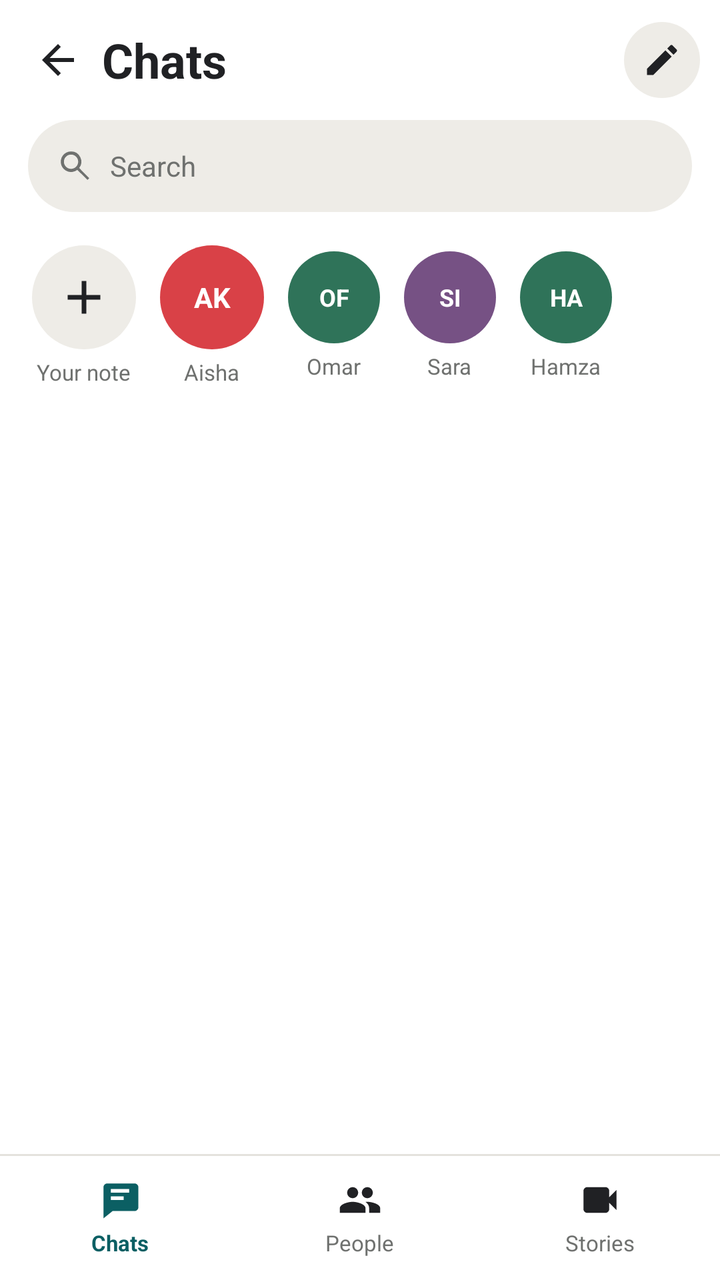
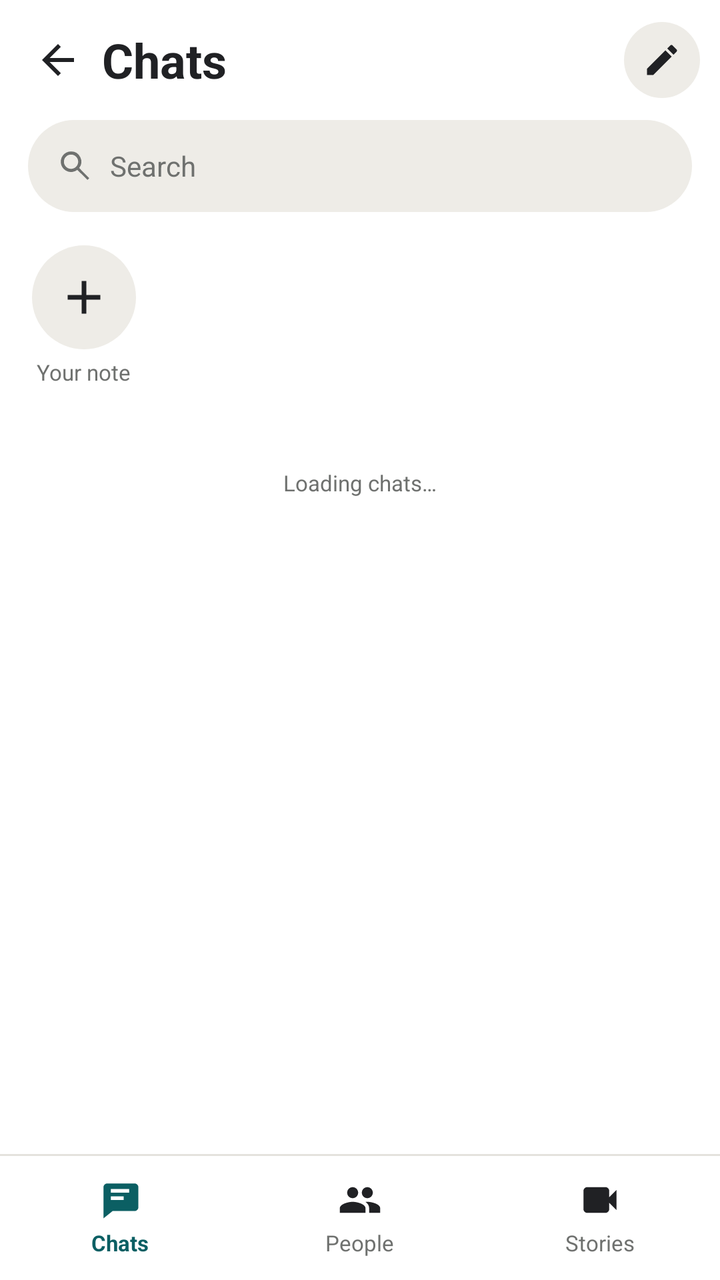

Two renders of the same Android screen: before a commit and after it. Below are the layout's source before the change and the commit's diff.
<!-- AndroidManifest.xml: application theme Theme.Kinnect -->
<!-- res/layout/activity_chats.xml -->
<?xml version="1.0" encoding="utf-8"?>
<LinearLayout
    xmlns:android="http://schemas.android.com/apk/res/android"
    android:layout_width="match_parent"
    android:layout_height="match_parent"
    android:background="@color/white"
    android:orientation="vertical">

    <LinearLayout
        android:layout_width="match_parent"
        android:layout_height="60dp"
        android:gravity="center_vertical"
        android:paddingStart="7dp"
        android:paddingEnd="10dp">

        <ImageView
            android:id="@+id/backButton"
            android:layout_width="44dp"
            android:layout_height="44dp"
            android:contentDescription="Back"
            android:padding="10dp"
            android:src="@drawable/ic_back" />

        <TextView
            style="@style/Title"
            android:layout_width="0dp"
            android:layout_height="wrap_content"
            android:layout_weight="1"
            android:text="Chats" />

        <ImageView
            android:layout_width="38dp"
            android:layout_height="38dp"
            android:background="@drawable/circle_soft"
            android:contentDescription="Compose"
            android:padding="9dp"
            android:src="@drawable/ic_edit" />

    </LinearLayout>

    <LinearLayout
        android:layout_width="match_parent"
        android:layout_height="46dp"
        android:layout_marginHorizontal="14dp"
        android:background="@drawable/input_pill"
        android:gravity="center_vertical"
        android:paddingHorizontal="14dp">

        <ImageView
            android:layout_width="19dp"
            android:layout_height="19dp"
            android:src="@drawable/ic_search"
            android:tint="@color/text_secondary" />

        <TextView
            style="@style/Body"
            android:layout_width="match_parent"
            android:layout_height="match_parent"
            android:layout_marginStart="8dp"
            android:gravity="center_vertical"
            android:text="Search"
            android:textColor="@color/text_secondary" />

    </LinearLayout>

    <HorizontalScrollView
        android:layout_width="match_parent"
        android:layout_height="104dp"
        android:scrollbars="none">

        <LinearLayout
            android:layout_width="wrap_content"
            android:layout_height="match_parent"
            android:gravity="center_vertical"
            android:paddingHorizontal="10dp">

            <LinearLayout
                android:layout_width="64dp"
                android:layout_height="match_parent"
                android:gravity="center"
                android:orientation="vertical">

                <ImageView
                    android:layout_width="52dp"
                    android:layout_height="52dp"
                    android:background="@drawable/circle_soft"
                    android:padding="12dp"
                    android:src="@drawable/ic_add" />

                <TextView
                    style="@style/Meta"
                    android:layout_width="wrap_content"
                    android:layout_height="wrap_content"
                    android:layout_marginTop="4dp"
                    android:text="Your note" />

            </LinearLayout>

            <LinearLayout
                android:layout_width="64dp"
                android:layout_height="match_parent"
                android:gravity="center"
                android:orientation="vertical">

                <TextView
                    style="@style/Avatar"
                    android:layout_width="52dp"
                    android:layout_height="52dp"
                    android:background="@drawable/circle_red"
                    android:text="AK"
                    android:textSize="14sp" />

                <TextView
                    style="@style/Meta"
                    android:layout_width="wrap_content"
                    android:layout_height="wrap_content"
                    android:layout_marginTop="4dp"
                    android:text="Aisha" />

            </LinearLayout>

            <LinearLayout
                android:layout_width="58dp"
                android:layout_height="match_parent"
                android:gravity="center"
                android:orientation="vertical">

                <TextView
                    style="@style/Avatar"
                    android:layout_width="46dp"
                    android:layout_height="46dp"
                    android:background="@drawable/circle_green"
                    android:text="OF"
                    android:textSize="12sp" />

                <TextView
                    style="@style/Meta"
                    android:layout_width="wrap_content"
                    android:layout_height="wrap_content"
                    android:layout_marginTop="4dp"
                    android:text="Omar" />

            </LinearLayout>

            <LinearLayout
                android:layout_width="58dp"
                android:layout_height="match_parent"
                android:gravity="center"
                android:orientation="vertical">

                <TextView
                    style="@style/Avatar"
                    android:layout_width="46dp"
                    android:layout_height="46dp"
                    android:background="@drawable/circle_purple"
                    android:text="SI"
                    android:textSize="12sp" />

                <TextView
                    style="@style/Meta"
                    android:layout_width="wrap_content"
                    android:layout_height="wrap_content"
                    android:layout_marginTop="4dp"
                    android:text="Sara" />

            </LinearLayout>

            <LinearLayout
                android:layout_width="58dp"
                android:layout_height="match_parent"
                android:gravity="center"
                android:orientation="vertical">

                <TextView
                    style="@style/Avatar"
                    android:layout_width="46dp"
                    android:layout_height="46dp"
                    android:background="@drawable/circle_green"
                    android:text="HA"
                    android:textSize="12sp" />

                <TextView
                    style="@style/Meta"
                    android:layout_width="wrap_content"
                    android:layout_height="wrap_content"
                    android:layout_marginTop="4dp"
                    android:text="Hamza" />

            </LinearLayout>

        </LinearLayout>

    </HorizontalScrollView>

    <ScrollView
        android:id="@+id/sampleChatsScroll"
        android:layout_width="match_parent"
        android:layout_height="0dp"
        android:layout_weight="1"
        android:visibility="gone">

        <LinearLayout
            android:layout_width="match_parent"
            android:layout_height="wrap_content"
            android:orientation="vertical"
            android:paddingHorizontal="14dp">

            <LinearLayout
                android:id="@+id/chatButton"
                android:layout_width="match_parent"
                android:layout_height="74dp"
                android:gravity="center_vertical">

                <TextView
                    style="@style/Avatar"
                    android:layout_width="54dp"
                    android:layout_height="54dp"
                    android:background="@drawable/circle_red"
                    android:text="AK"
                    android:textSize="15sp" />

                <LinearLayout
                    android:layout_width="0dp"
                    android:layout_height="wrap_content"
                    android:layout_marginStart="10dp"
                    android:layout_weight="1"
                    android:orientation="vertical">

                    <TextView
                        style="@style/Heading"
                        android:layout_width="wrap_content"
                        android:layout_height="wrap_content"
                        android:text="Aisha Khan"
                        android:textSize="15sp" />

                    <TextView
                        style="@style/Meta"
                        android:layout_width="wrap_content"
                        android:layout_height="wrap_content"
                        android:text="Sending the photos tonight · 2m"
                        android:textColor="@color/text_primary"
                        android:textStyle="bold" />

                </LinearLayout>

                <View
                    android:layout_width="9dp"
                    android:layout_height="9dp"
                    android:background="@drawable/circle_teal" />

            </LinearLayout>

            <LinearLayout
                android:id="@+id/designCrewChatButton"
                android:layout_width="match_parent"
                android:layout_height="74dp"
                android:gravity="center_vertical">

                <TextView
                    style="@style/Avatar"
                    android:layout_width="54dp"
                    android:layout_height="54dp"
                    android:background="@drawable/circle_green"
                    android:text="DC"
                    android:textSize="15sp" />

                <LinearLayout
                    android:layout_width="0dp"
                    android:layout_height="wrap_content"
                    android:layout_marginStart="10dp"
                    android:layout_weight="1"
                    android:orientation="vertical">

                    <TextView
                        style="@style/Heading"
                        android:layout_width="wrap_content"
                        android:layout_height="wrap_content"
                        android:text="Design crew"
                        android:textSize="15sp" />

                    <TextView
                        style="@style/Meta"
                        android:layout_width="wrap_content"
                        android:layout_height="wrap_content"
                        android:text="Maya: the new mockups look clean · 15m"
                        android:textColor="@color/text_primary"
                        android:textStyle="bold" />

                </LinearLayout>

                <View
                    android:layout_width="9dp"
                    android:layout_height="9dp"
                    android:background="@drawable/circle_teal" />

            </LinearLayout>

            <LinearLayout
                android:id="@+id/linaChatButton"
                android:layout_width="match_parent"
                android:layout_height="74dp"
                android:gravity="center_vertical">

                <TextView
                    style="@style/Avatar"
                    android:layout_width="54dp"
                    android:layout_height="54dp"
                    android:background="@drawable/circle_purple"
                    android:text="LM"
                    android:textSize="15sp" />

                <LinearLayout
                    android:layout_width="0dp"
                    android:layout_height="wrap_content"
                    android:layout_marginStart="10dp"
                    android:layout_weight="1"
                    android:orientation="vertical">

                    <TextView
                        style="@style/Heading"
                        android:layout_width="wrap_content"
                        android:layout_height="wrap_content"
                        android:text="Lina Marsh"
                        android:textSize="15sp" />

                    <TextView
                        style="@style/Meta"
                        android:layout_width="wrap_content"
                        android:layout_height="wrap_content"
                        android:text="You: See you at the pier · 1h" />

                </LinearLayout>

                <View
                    android:layout_width="9dp"
                    android:layout_height="9dp"
                    android:background="@drawable/circle_red" />

            </LinearLayout>

            <LinearLayout
                android:id="@+id/omarChatButton"
                android:layout_width="match_parent"
                android:layout_height="74dp"
                android:gravity="center_vertical">

                <TextView
                    style="@style/Avatar"
                    android:layout_width="54dp"
                    android:layout_height="54dp"
                    android:background="@drawable/circle_green"
                    android:text="OF"
                    android:textSize="15sp" />

                <LinearLayout
                    android:layout_width="0dp"
                    android:layout_height="wrap_content"
                    android:layout_marginStart="10dp"
                    android:layout_weight="1"
                    android:orientation="vertical">

                    <TextView
                        style="@style/Heading"
                        android:layout_width="wrap_content"
                        android:layout_height="wrap_content"
                        android:text="Omar Farooq"
                        android:textSize="15sp" />

                    <TextView
                        style="@style/Meta"
                        android:layout_width="wrap_content"
                        android:layout_height="wrap_content"
                        android:text="Haha that story was wild · 3h" />

                </LinearLayout>

            </LinearLayout>

            <LinearLayout
                android:id="@+id/bilalChatButton"
                android:layout_width="match_parent"
                android:layout_height="74dp"
                android:gravity="center_vertical">

                <TextView
                    style="@style/Avatar"
                    android:layout_width="54dp"
                    android:layout_height="54dp"
                    android:background="@drawable/circle_purple"
                    android:text="BA"
                    android:textSize="15sp" />

                <LinearLayout
                    android:layout_width="0dp"
                    android:layout_height="wrap_content"
                    android:layout_marginStart="10dp"
                    android:layout_weight="1"
                    android:orientation="vertical">

                    <TextView
                        style="@style/Heading"
                        android:layout_width="wrap_content"
                        android:layout_height="wrap_content"
                        android:text="Bilal Ahmed"
                        android:textSize="15sp" />

                    <TextView
                        style="@style/Meta"
                        android:layout_width="wrap_content"
                        android:layout_height="wrap_content"
                        android:text="Thanks, bro! · Mon" />

                </LinearLayout>

            </LinearLayout>

            <LinearLayout
                android:id="@+id/noorChatButton"
                android:layout_width="match_parent"
                android:layout_height="74dp"
                android:gravity="center_vertical">

                <TextView
                    style="@style/Avatar"
                    android:layout_width="54dp"
                    android:layout_height="54dp"
                    android:background="@drawable/circle_green"
                    android:text="NF"
                    android:textSize="15sp" />

                <LinearLayout
                    android:layout_width="0dp"
                    android:layout_height="wrap_content"
                    android:layout_marginStart="10dp"
                    android:layout_weight="1"
                    android:orientation="vertical">

                    <TextView
                        style="@style/Heading"
                        android:layout_width="wrap_content"
                        android:layout_height="wrap_content"
                        android:text="Noor Fatima"
                        android:textSize="15sp" />

                    <TextView
                        style="@style/Meta"
                        android:layout_width="wrap_content"
                        android:layout_height="wrap_content"
                        android:text="You: Happy birthday! · Sun" />

                </LinearLayout>

            </LinearLayout>

        </LinearLayout>

    </ScrollView>

    <androidx.recyclerview.widget.RecyclerView
        android:id="@+id/chatsRecyclerView"
        android:layout_width="match_parent"
        android:layout_height="0dp"
        android:layout_weight="1" />

    <View
        android:layout_width="match_parent"
        android:layout_height="1dp"
        android:background="@color/divider" />

    <LinearLayout
        android:layout_width="match_parent"
        android:layout_height="62dp">

        <LinearLayout
            android:layout_width="0dp"
            android:layout_height="match_parent"
            android:layout_weight="1"
            android:gravity="center"
            android:orientation="vertical">

            <ImageView
                android:layout_width="22dp"
                android:layout_height="22dp"
                android:src="@drawable/ic_chat"
                android:tint="@color/primary" />

            <TextView
                style="@style/Meta"
                android:layout_width="wrap_content"
                android:layout_height="wrap_content"
                android:layout_marginTop="3dp"
                android:text="Chats"
                android:textColor="@color/primary"
                android:textStyle="bold" />

        </LinearLayout>

        <LinearLayout
            android:layout_width="0dp"
            android:layout_height="match_parent"
            android:layout_weight="1"
            android:gravity="center"
            android:orientation="vertical">

            <ImageView
                android:layout_width="22dp"
                android:layout_height="22dp"
                android:src="@drawable/ic_friends" />

            <TextView
                style="@style/Meta"
                android:layout_width="wrap_content"
                android:layout_height="wrap_content"
                android:layout_marginTop="3dp"
                android:text="People" />

        </LinearLayout>

        <LinearLayout
            android:layout_width="0dp"
            android:layout_height="match_parent"
            android:layout_weight="1"
            android:gravity="center"
            android:orientation="vertical">

            <ImageView
                android:layout_width="22dp"
                android:layout_height="22dp"
                android:src="@drawable/ic_video" />

            <TextView
                style="@style/Meta"
                android:layout_width="wrap_content"
                android:layout_height="wrap_content"
                android:layout_marginTop="3dp"
                android:text="Stories" />

        </LinearLayout>

    </LinearLayout>

</LinearLayout>
<!-- resources referenced by this layout -->
<resources>
  <color name="divider">#E4E2DD</color>
  <color name="primary">#0B5F63</color>
  <color name="text_primary">#202124</color>
  <color name="text_secondary">#6F716F</color>
  <color name="white">#FFFFFFFF</color>
  <!-- drawable circle_green (drawable) -->
  <shape xmlns:android="http://schemas.android.com/apk/res/android" android:shape="oval"><solid android:color="@color/green"/></shape>
  <!-- drawable circle_purple (drawable) -->
  <shape xmlns:android="http://schemas.android.com/apk/res/android" android:shape="oval"><solid android:color="@color/purple"/></shape>
  <!-- drawable circle_red (drawable) -->
  <shape xmlns:android="http://schemas.android.com/apk/res/android" android:shape="oval"><solid android:color="@color/red"/></shape>
  <!-- drawable circle_soft (drawable) -->
  <shape xmlns:android="http://schemas.android.com/apk/res/android" android:shape="oval">
      <solid android:color="@color/surface_soft" />
  </shape>
  <!-- drawable circle_teal (drawable) -->
  <shape xmlns:android="http://schemas.android.com/apk/res/android" android:shape="oval"><solid android:color="@color/primary"/></shape>
  <!-- drawable ic_add (drawable) -->
  <vector xmlns:android="http://schemas.android.com/apk/res/android" android:width="24dp" android:height="24dp" android:viewportWidth="24" android:viewportHeight="24"><path android:fillColor="@color/text_primary" android:pathData="M19,13h-6v6h-2v-6H5v-2h6V5h2v6h6z"/></vector>
  <!-- drawable ic_back (drawable) -->
  <vector xmlns:android="http://schemas.android.com/apk/res/android" android:width="24dp" android:height="24dp" android:viewportWidth="24" android:viewportHeight="24"><path android:fillColor="@color/text_primary" android:pathData="M20,11H7.83l5.59,-5.59L12,4l-8,8 8,8 1.42,-1.41L7.83,13H20z"/></vector>
  <!-- drawable ic_chat (drawable) -->
  <vector xmlns:android="http://schemas.android.com/apk/res/android" android:width="24dp" android:height="24dp" android:viewportWidth="24" android:viewportHeight="24"><path android:fillColor="@color/text_primary" android:pathData="M4,3h16c1.1,0 2,0.9 2,2v11c0,1.1 -0.9,2 -2,2H8l-5,4V5c0,-1.1 0.9,-2 2,-2zM7,8h10V6H7zM7,12h7v-2H7z"/></vector>
  <!-- drawable input_pill (drawable) -->
  <shape xmlns:android="http://schemas.android.com/apk/res/android">
      <solid android:color="@color/surface_soft" />
      <corners android:radius="24dp" />
  </shape>
  <style name="Avatar"><item name="android:layout_width">50dp</item><item name="android:layout_height">50dp</item><item name="android:background">@drawable/circle_teal</item><item name="android:gravity">center</item><item name="android:textColor">@color/white</item><item name="android:textStyle">bold</item><item name="android:textSize">17sp</item></style>
  <style name="Body"><item name="android:fontFamily">sans</item><item name="android:textColor">@color/text_primary</item><item name="android:textSize">14sp</item></style>
  <style name="Heading"><item name="android:fontFamily">sans</item><item name="android:textColor">@color/text_primary</item><item name="android:textSize">16sp</item><item name="android:textStyle">bold</item></style>
  <style name="Meta"><item name="android:fontFamily">sans</item><item name="android:textColor">@color/text_secondary</item><item name="android:textSize">11sp</item></style>
  <style name="Title"><item name="android:fontFamily">sans</item><item name="android:textColor">@color/text_primary</item><item name="android:textSize">24sp</item><item name="android:textStyle">bold</item></style>
  <color name="green">#2F7359</color>
  <color name="purple">#765184</color>
  <color name="red">#D94147</color>
  <color name="surface_soft">#EEECE7</color>
  <!-- unchanged entries left out for length: 5 -->
</resources>

<!-- the commit's change to res/layout/activity_chats.xml (unified diff, before → after) -->
@@ -29,6 +29,7 @@
             android:text="Chats" />
 
         <ImageView
+            android:id="@+id/chatsNewButton"
             android:layout_width="38dp"
             android:layout_height="38dp"
             android:background="@drawable/circle_soft"
@@ -52,145 +53,59 @@
             android:src="@drawable/ic_search"
             android:tint="@color/text_secondary" />
 
-        <TextView
+        <EditText
+            android:id="@+id/chatsSearchInput"
             style="@style/Body"
             android:layout_width="match_parent"
             android:layout_height="match_parent"
             android:layout_marginStart="8dp"
+            android:background="@null"
             android:gravity="center_vertical"
-            android:text="Search"
-            android:textColor="@color/text_secondary" />
+            android:hint="Search"
+            android:inputType="textPersonName"
+            android:singleLine="true"
+            android:textColorHint="@color/text_secondary" />
 
     </LinearLayout>
 
-    <HorizontalScrollView
+    
+    <LinearLayout
         android:layout_width="match_parent"
         android:layout_height="104dp"
-        android:scrollbars="none">
+        android:gravity="center_vertical"
+        android:paddingStart="10dp">
 
         <LinearLayout
-            android:layout_width="wrap_content"
-            android:layout_height="match_parent"
-            android:gravity="center_vertical"
-            android:paddingHorizontal="10dp">
-
-            <LinearLayout
-                android:layout_width="64dp"
-                android:layout_height="match_parent"
-                android:gravity="center"
-                android:orientation="vertical">
-
-                <ImageView
-                    android:layout_width="52dp"
-                    android:layout_height="52dp"
-                    android:background="@drawable/circle_soft"
-                    android:padding="12dp"
-                    android:src="@drawable/ic_add" />
-
-                <TextView
-                    style="@style/Meta"
-                    android:layout_width="wrap_content"
-                    android:layout_height="wrap_content"
-                    android:layout_marginTop="4dp"
-                    android:text="Your note" />
-
-            </LinearLayout>
-
-            <LinearLayout
-                android:layout_width="64dp"
-                android:layout_height="match_parent"
-                android:gravity="center"
-                android:orientation="vertical">
-
-                <TextView
-                    style="@style/Avatar"
-                    android:layout_width="52dp"
-                    android:layout_height="52dp"
-                    android:background="@drawable/circle_red"
-                    android:text="AK"
-                    android:textSize="14sp" />
-
-                <TextView
-                    style="@style/Meta"
-                    android:layout_width="wrap_content"
-                    android:layout_height="wrap_content"
-                    android:layout_marginTop="4dp"
-                    android:text="Aisha" />
-
-            </LinearLayout>
-
-            <LinearLayout
-                android:layout_width="58dp"
-                android:layout_height="match_parent"
-                android:gravity="center"
-                android:orientation="vertical">
-
-                <TextView
-                    style="@style/Avatar"
-                    android:layout_width="46dp"
-                    android:layout_height="46dp"
-                    android:background="@drawable/circle_green"
-                    android:text="OF"
-                    android:textSize="12sp" />
-
-                <TextView
-                    style="@style/Meta"
-                    android:layout_width="wrap_content"
-                    android:layout_height="wrap_content"
-                    android:layout_marginTop="4dp"
-                    android:text="Omar" />
-
-            </LinearLayout>
-
-            <LinearLayout
-                android:layout_width="58dp"
-                android:layout_height="match_parent"
-                android:gravity="center"
-                android:orientation="vertical">
-
-                <TextView
-                    style="@style/Avatar"
-                    android:layout_width="46dp"
-                    android:layout_height="46dp"
-                    android:background="@drawable/circle_purple"
-                    android:text="SI"
-                    android:textSize="12sp" />
-
-                <TextView
-                    style="@style/Meta"
-                    android:layout_width="wrap_content"
-                    android:layout_height="wrap_content"
-                    android:layout_marginTop="4dp"
-                    android:text="Sara" />
-
-            </LinearLayout>
-
-            <LinearLayout
-                android:layout_width="58dp"
-                android:layout_height="match_parent"
-                android:gravity="center"
-                android:orientation="vertical">
-
-                <TextView
-                    style="@style/Avatar"
-                    android:layout_width="46dp"
-                    android:layout_height="46dp"
-                    android:background="@drawable/circle_green"
-                    android:text="HA"
-                    android:textSize="12sp" />
-
-                <TextView
-                    style="@style/Meta"
-                    android:layout_width="wrap_content"
-                    android:layout_height="wrap_content"
-                    android:layout_marginTop="4dp"
-                    android:text="Hamza" />
-
-            </LinearLayout>
+            android:id="@+id/chatsYourNote"
+            android:layout_width="64dp"
+            android:layout_height="match_parent"
+            android:gravity="center"
+            android:orientation="vertical">
+
+            <ImageView
+                android:layout_width="52dp"
+                android:layout_height="52dp"
+                android:background="@drawable/circle_soft"
+                android:contentDescription="Your note"
+                android:padding="12dp"
+                android:src="@drawable/ic_add" />
+
+            <TextView
+                style="@style/Meta"
+                android:layout_width="wrap_content"
+                android:layout_height="wrap_content"
+                android:layout_marginTop="4dp"
+                android:text="Your note" />
 
         </LinearLayout>
 
-    </HorizontalScrollView>
+        <androidx.recyclerview.widget.RecyclerView
+            android:id="@+id/chatsActiveRecyclerView"
+            android:layout_width="0dp"
+            android:layout_height="match_parent"
+            android:layout_weight="1" />
+
+    </LinearLayout>
 
     <ScrollView
         android:id="@+id/sampleChatsScroll"
@@ -455,6 +370,15 @@
         </LinearLayout>
 
     </ScrollView>
+
+    <TextView
+        android:id="@+id/chatsEmpty"
+        style="@style/Meta"
+        android:layout_width="match_parent"
+        android:layout_height="wrap_content"
+        android:gravity="center"
+        android:padding="24dp"
+        android:text="Loading chats…" />
 
     <androidx.recyclerview.widget.RecyclerView
         android:id="@+id/chatsRecyclerView"
@@ -496,6 +420,7 @@
         </LinearLayout>
 
         <LinearLayout
+            android:id="@+id/chatsTabPeople"
             android:layout_width="0dp"
             android:layout_height="match_parent"
             android:layout_weight="1"
@@ -517,6 +442,7 @@
         </LinearLayout>
 
         <LinearLayout
+            android:id="@+id/chatsTabStories"
             android:layout_width="0dp"
             android:layout_height="match_parent"
             android:layout_weight="1"
